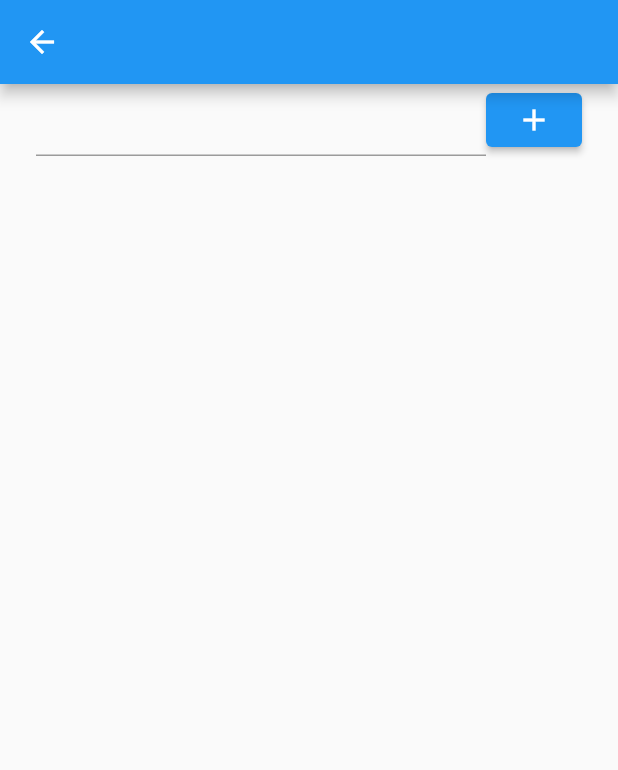
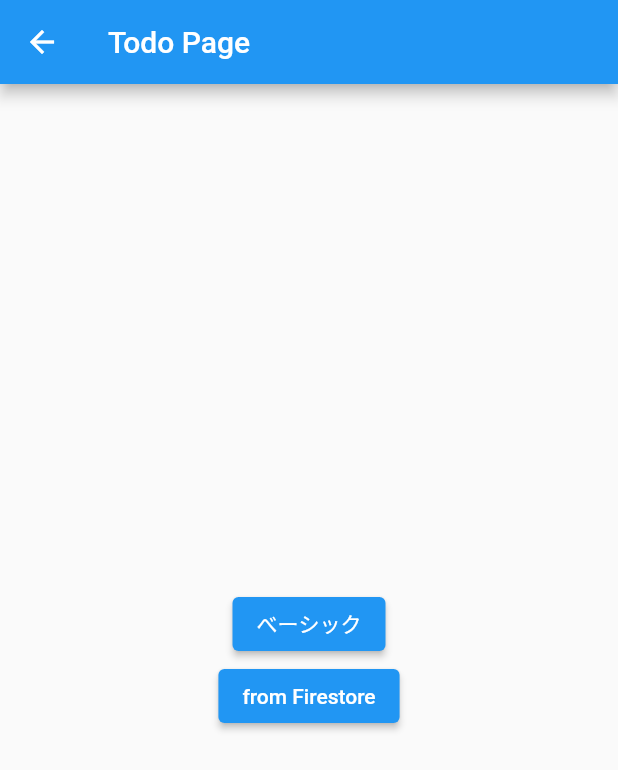
Before and after one commit to Zudah228/flutter_workspace, a Flutter app: the screen it shows after launch, after a tap on "2022/4/20 Todoページ", on a phone screen of 412 x 824 dp. Shown: the top 770 px of the screen. Run offline on Flutter 3.47's test engine with Material 2 defaults, Android fonts, the phone set to English and light mode, and no system bars; our stand-ins replace cloud_firestore, firebase_core, flutter_hooks, fluttertoast, freezed_annotation, hooks_riverpod and 1 more; accounts and stored records are empty.

Commit message:
firestoreと通信するtodo

```diff
--- a/lib/common/entities/todo/todo.dart
+++ b/lib/common/entities/todo/todo.dart
@@ -1,4 +1,5 @@
 import 'package:flutter_workspace/common/converters/date_time_timestamp_converter.dart';
+import 'package:flutter_workspace/common/entities/todo/todo_color_category.dart';
 import 'package:freezed_annotation/freezed_annotation.dart';
 
 part 'todo.freezed.dart';
@@ -10,7 +11,8 @@ class Todo with _$Todo {
   factory Todo({
     required String todoId,
     required String title,
-    required bool isDone,
+    required bool isCompleted,
+    required TodoColorCategory colorCategory,
     @DateTimeTimestampConverter() required DateTime createdAt,
   }) = _Todo;
 
--- /dev/null
+++ b/lib/common/entities/todo/todo_color_category.dart
@@ -0,0 +1,5 @@
+enum TodoColorCategory {
+  red,
+  blue,
+  green,
+}
--- a/lib/common/repositories/firebase_firestore_repository.dart
+++ b/lib/common/repositories/firestore/document_repository.dart
@@ -64,6 +64,10 @@ class DocumentRepository {
     );
   }
 
+  Future<void> delete(String documentPath) async {
+    await _firestore.doc(documentPath).delete();
+  }
+
   Stream<DocumentSnapshot<SnapType>> snapshots(String documentPath) =>
       _firestore.doc(documentPath).snapshots();
 
--- /dev/null
+++ b/lib/common/utils/logger.dart
@@ -0,0 +1,13 @@
+import 'package:flutter/foundation.dart';
+
+class Logger {
+  Logger._();
+  factory Logger() => _instance;
+  static final _instance = Logger._();
+
+  void log(String message) {
+    if (kDebugMode) {
+      print(message);
+    }
+  }
+}
--- a/lib/home_page.dart
+++ /dev/null
@@ -1,62 +0,0 @@
-import 'package:flutter/material.dart';
-import 'package:flutter_workspace/pages/_exports.dart';
-import 'package:flutter_workspace/pages/rxdart/rxdart_page.dart';
-
-@immutable
-class Page {
-  const Page({required this.title, required this.page});
-  final String title;
-  final Widget page;
-}
-
-class MyHomePage extends StatefulWidget {
-  const MyHomePage({Key? key}) : super(key: key);
-
-  @override
-  State<MyHomePage> createState() => _MyHomePageState();
-}
-
-class _MyHomePageState extends State<MyHomePage> {
-  @override
-  Widget build(BuildContext context) {
-    final _pageList = <Page>[
-      const Page(page: OverlayDialogPage(), title: '2022/1/3 自動で閉じるダイアログ'),
-      const Page(page: TodoPage(), title: '2022/4/20 Todoページ'),
-      const Page(page: RxdartPage(), title: '2022/4/27 Rxdartページ'),
-    ];
-    return Scaffold(
-      appBar: AppBar(
-        title: const Text('Flutter Workspace'),
-      ),
-      body: Center(
-          child: Column(
-              mainAxisAlignment: MainAxisAlignment.center,
-              children: _pageList
-                  .map((e) => _NavigateButton(btnText: e.title, page: e.page))
-                  .toList())),
-    );
-  }
-}
-
-class _NavigateButton extends StatelessWidget {
-  const _NavigateButton({
-    Key? key,
-    required this.btnText,
-    required this.page,
-  }) : super(key: key);
-
-  final String btnText;
-  final Widget page;
-
-  @override
-  Widget build(BuildContext context) {
-      return ElevatedButton(
-        child: Text(btnText),
-        onPressed: () {
-          Navigator.of(context).push(
-            MaterialPageRoute(builder: (_) => page),
-          );
-        },
-      );
-  }
-}
--- a/lib/main.dart
+++ b/lib/main.dart
@@ -1,6 +1,7 @@
 import 'package:firebase_core/firebase_core.dart';
 import 'package:flutter/material.dart';
-import 'package:flutter_workspace/home_page.dart';
+import 'package:flutter_workspace/common/utils/logger.dart';
+import 'package:flutter_workspace/pages/home_page.dart';
 import 'package:hooks_riverpod/hooks_riverpod.dart';
 
 void main() async {
@@ -9,7 +10,7 @@ void main() async {
     Firebase.initializeApp(),
   ]);
 
-  print('Firebase App: ${Firebase.apps.first.options.projectId}');
+  Logger().log('Firebase App: ${Firebase.apps.first.options.projectId}');
 
   runApp(const ProviderScope(child: MyApp()));
 }
@@ -24,7 +25,7 @@ class MyApp extends StatelessWidget {
       theme: ThemeData(
         primarySwatch: Colors.blue,
       ),
-      home: const MyHomePage(),
+      home: MyHomePage(),
     );
   }
 }
--- a/lib/pages/_exports.dart
+++ b/lib/pages/_exports.dart
@@ -1,2 +1,3 @@
 export 'auto_dispose_dialog/auto_dispose_dialog_page.dart';
 export 'todo/todo_page.dart';
+export 'rxdart/rxdart_page.dart';
--- /dev/null
+++ b/lib/pages/abstract_only_navigation_page.dart
@@ -0,0 +1,45 @@
+import 'package:flutter/material.dart';
+import 'package:flutter_workspace/pages/home_page.dart';
+
+@immutable
+class AbstractOnlyNavigationPage extends StatelessWidget {
+  const AbstractOnlyNavigationPage({required this.pages}) : super(key: null);
+  final List<NavigationPage> pages;
+
+  @override
+  Widget build(BuildContext context) {
+    return Scaffold(
+      appBar: AppBar(
+        title: const Text('Todo Page'),
+      ),
+      body: Center(
+        child: Column(
+          mainAxisAlignment: MainAxisAlignment.center,
+          children: pages.map((e) => _NavigateButton(btnText: e.title, page: e.page)).toList(),
+        ),
+      ),
+    );
+  }
+}
+class _NavigateButton extends StatelessWidget {
+  const _NavigateButton({
+    Key? key,
+    required this.btnText,
+    required this.page,
+  }) : super(key: key);
+
+  final String btnText;
+  final Widget page;
+
+  @override
+  Widget build(BuildContext context) {
+      return ElevatedButton(
+        child: Text(btnText),
+        onPressed: () {
+          Navigator.of(context).push(
+            MaterialPageRoute(builder: (_) => page),
+          );
+        },
+      );
+  }
+}
--- /dev/null
+++ b/lib/pages/home_page.dart
@@ -0,0 +1,19 @@
+import 'package:flutter/material.dart';
+import 'package:flutter_workspace/pages/abstract_only_navigation_page.dart';
+import 'package:flutter_workspace/pages/_exports.dart';
+
+@immutable
+class NavigationPage {
+  const NavigationPage({required this.title, required this.page});
+  final String title;
+  final Widget page;
+}
+
+class MyHomePage extends AbstractOnlyNavigationPage {
+  MyHomePage() : super(pages: [
+      const NavigationPage(page: OverlayDialogPage(), title: '2022/1/3 自動で閉じるダイアログ'),
+      NavigationPage(page: TodoPage(), title: '2022/4/20 Todoページ'),
+      const NavigationPage(page: RxdartPage(), title: '2022/4/27 Rxdartページ'),
+    ]);
+
+}
--- a/lib/pages/todo/todo_page.dart
+++ b/lib/pages/todo/todo_page.dart
@@ -1,89 +1,14 @@
-import 'package:flutter/material.dart';
-import 'package:flutter_hooks/flutter_hooks.dart';
-import 'package:flutter_workspace/pages/todo/providers/todo_provider.dart';
-import 'package:hooks_riverpod/hooks_riverpod.dart';
-import 'package:intl/intl.dart';
+import 'package:flutter_workspace/pages/abstract_only_navigation_page.dart';
+import 'package:flutter_workspace/pages/home_page.dart';
+import 'package:flutter_workspace/pages/todo/from_firestore/todo_from_firestore_page.dart';
 
-class TodoPage extends HookConsumerWidget {
-  const TodoPage({Key? key}) : super(key: key);
+import 'basic/todo_page.dart';
 
-  @override
-  Widget build(BuildContext context, WidgetRef ref) {
-    final todosState = ref.watch(todosProvider);
-    final todosNotifier = ref.watch(todosProvider.notifier);
-    final formKey = useState(GlobalKey<FormFieldState<String>>());
-
-    return GestureDetector(
-      onTap: () {
-        FocusScope.of(context).unfocus();
-      },
-      child: Scaffold(
-          appBar: AppBar(),
-          body: Padding(
-            padding: const EdgeInsets.symmetric(horizontal: 24),
-            child: Column(
-              children: [
-                Row(
-                  children: [
-                    Expanded(
-                      child: TextFormField(
-                        key: formKey.value,
-                      ),
-                    ),
-                    ElevatedButton(
-                        onPressed: () {
-                          todosNotifier
-                              .add(formKey.value.currentState?.value ?? '');
-                          formKey.value.currentState?.didChange('');
-                        },
-                        child: const Icon(Icons.add))
-                  ],
-                ),
-                Expanded(
-                  child: ListView.separated(
-                      itemCount: todosState.length,
-                      itemBuilder: ((context, index) {
-                        final todo = todosState[index];
-
-                        return Dismissible(
-                          key: ValueKey(todo.todoId),
-                          onDismissed: (_) {
-                            todosNotifier.remove(todo.todoId);
-                          },
-                          background: const ColoredBox(
-                            color: Colors.red,
-                            child: Icon(
-                              Icons.delete,
-                              color: Colors.white,
-                            ),
-                          ),
-                          direction: DismissDirection.endToStart,
-                          child: CheckboxListTile(
-                            title: TextFormField(
-                              initialValue: todo.title,
-                              onChanged: (value) {
-                                todosNotifier.edit(
-                                    todoId: todo.todoId, title: value);
-                              },
-                              decoration: const InputDecoration(
-                                  border: InputBorder.none),
-                            ),
-                            subtitle: Text(DateFormat('yyyy年MM月dd日 HH:mm')
-                                .format(todo.createdAt)),
-                            value: todo.isDone,
-                            onChanged: (_) {
-                              todosNotifier.toggle(todo.todoId);
-                            },
-                          ),
-                        );
-                      }),
-                      separatorBuilder: (context, index) {
-                        return const Divider();
-                      }),
-                ),
-              ],
-            ),
-          )),
-    );
-  }
+class TodoPage extends AbstractOnlyNavigationPage {
+  TodoPage()
+      : super(pages: <NavigationPage>[
+          const NavigationPage(title: 'べーシック', page: BasicTodoPage()),
+          const NavigationPage(
+              title: 'from Firestore', page: TodoFromFirestorePage()),
+        ]);
 }
```
Also changed, not shown: lib/common/repositories/firestore/collection_paging_repository.dart (added, +105 -0 lines), lib/pages/rxdart/counter/counter_rxdart_notifier.dart (+5 -4 lines), lib/pages/todo/basic/entities/todo.dart (renamed from lib/pages/todo/entities/todo.dart, +6 -6 lines), lib/pages/todo/basic/providers/todo_provider.dart (renamed from lib/pages/todo/providers/todo_provider.dart, +13 -13 lines), lib/pages/todo/basic/todo_page.dart (added, +94 -0 lines), lib/pages/todo/from_firestore/providers/todo_provider.dart (added, +102 -0 lines), lib/pages/todo/from_firestore/todo_from_firestore_page.dart (added, +100 -0 lines), lib/common/entities/todo/todo.freezed.dart, lib/common/entities/todo/todo.g.dart, lib/common/repositories/bundle_repository.dart (renamed from lib/common/bundle_repository.dart), lib/common/repositories/firestore/document.dart (renamed from lib/common/repositories/document.dart), lib/pages/rxdart/counter/states/counter_rxdart_state.freezed.dart, lib/pages/todo/basic/entities/todo.freezed.dart, lib/pages/todo/basic/entities/todo.g.dart, 1 more files.
